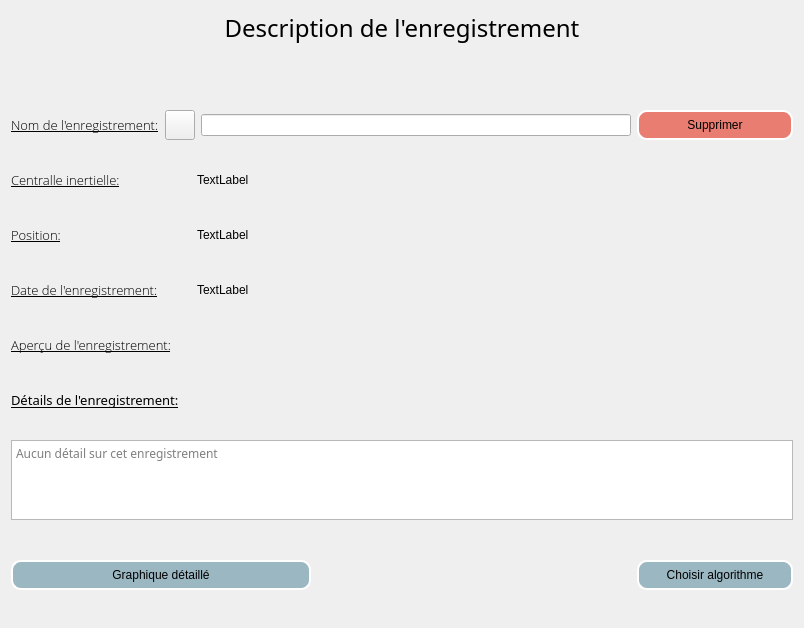
Before: the Qt Designer form applicationOpenimu/app/widgets/recordviewwidget.ui in introlab/OpenIMU, drawn with Qt 5.
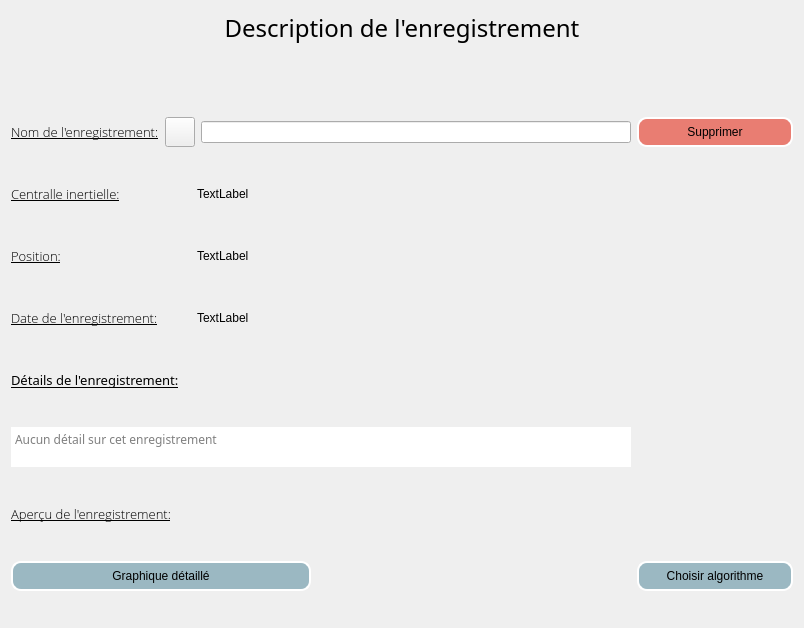
After: the same form once the commit is applied. Icons and pictures are not drawn.

Commit message: BUGFIX qtextedit remove borders

What changed in the file:
```diff
--- a/applicationOpenimu/app/widgets/recordviewwidget.ui
+++ b/applicationOpenimu/app/widgets/recordviewwidget.ui
@@ -153,7 +153,7 @@
            </item>
           </layout>
          </item>
-         <item row="19" column="0">
+         <item row="18" column="0">
           <widget class="QPushButton" name="fullGraphButton">
            <property name="minimumSize">
             <size>
@@ -225,7 +225,7 @@
            </item>
           </layout>
          </item>
-         <item row="19" column="1">
+         <item row="18" column="1">
           <widget class="QPushButton" name="algoBtn">
            <property name="minimumSize">
             <size>
@@ -379,7 +379,7 @@
            </property>
           </layout>
          </item>
-         <item row="13" column="0">
+         <item row="9" column="0">
           <widget class="QLabel" name="label_4">
            <property name="maximumSize">
             <size>
@@ -399,12 +399,12 @@
            </property>
           </widget>
          </item>
-         <item row="17" column="0" colspan="2">
+         <item row="10" column="0">
           <widget class="QTextEdit" name="recordDetails">
            <property name="maximumSize">
             <size>
              <width>16777215</width>
-             <height>80</height>
+             <height>40</height>
             </size>
            </property>
            <property name="font">
@@ -413,8 +413,11 @@
              <pointsize>9</pointsize>
             </font>
            </property>
+           <property name="styleSheet">
+            <string notr="true">border:none;</string>
+           </property>
            <property name="lineWidth">
-            <number>1</number>
+            <number>0</number>
            </property>
            <property name="readOnly">
             <bool>true</bool>
@@ -424,22 +427,6 @@
            </property>
           </widget>
          </item>
-         <item row="18" column="0">
-          <spacer name="verticalSpacer_2">
-           <property name="orientation">
-            <enum>Qt::Vertical</enum>
-           </property>
-           <property name="sizeType">
-            <enum>QSizePolicy::Maximum</enum>
-           </property>
-           <property name="sizeHint" stdset="0">
-            <size>
-             <width>20</width>
-             <height>15</height>
-            </size>
-           </property>
-          </spacer>
-         </item>
         </layout>
        </item>
       </layout>
```
The commit also changes 2 other files.
